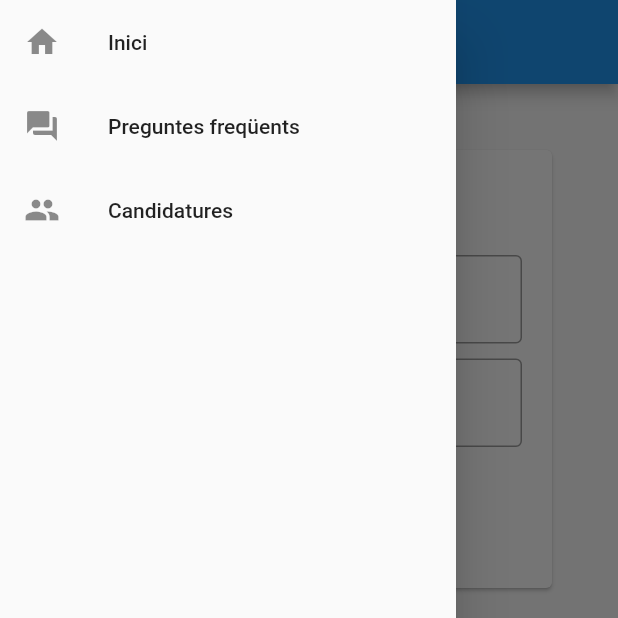
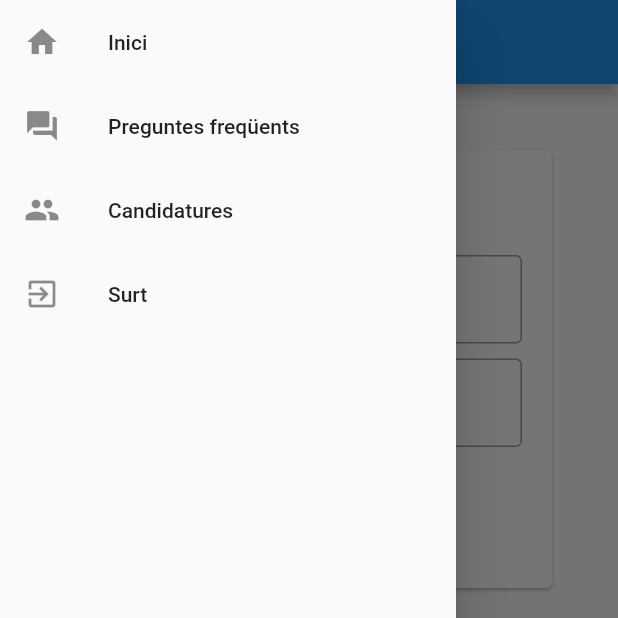
Before and after one commit to oriolf/bella-ciao, a Flutter app: the screen it shows after launch, with the side drawer open, on a phone screen of 412 x 824 dp, the top half of it. Run offline on Flutter 3.47's test engine with Material 2 defaults, Android fonts, the phone set to English and light mode, and no system bars; accounts and stored records are empty.

Commit message:
Added global provider so every place in the application knows whether we are logged in.

```diff
--- a/frontend/lib/main.dart
+++ b/frontend/lib/main.dart
@@ -1,4 +1,5 @@
 import 'package:flutter/material.dart';
+import 'package:provider/provider.dart';
 import 'package:bella_ciao/api.dart';
 
 void main() {
@@ -8,27 +9,41 @@ void main() {
 class BellaCiao extends StatelessWidget {
   @override
   Widget build(BuildContext context) {
+    return MultiProvider(
+      providers: [
+        ChangeNotifierProvider(create: (_) => JWT()),
+      ],
+      child: Consumer<JWT>(
+        builder: (context, jwt, _) {
           return MaterialApp(
             title: 'Bella Ciao',
             theme: ThemeData(
               primarySwatch: Colors.blue,
               visualDensity: VisualDensity.adaptivePlatformDensity,
             ),
-      home: HomePage(),
+            home: HomePage(jwt: jwt),
+          );
+        },
+      ),
     );
   }
 }
 
 class Page extends StatelessWidget {
-  Page({this.title, this.body});
+  Page({this.title, this.body, this.jwt});
 
   final String title;
   final Widget body;
+  final JWT jwt;
 
   Function _navigate(BuildContext context, Function builder) {
     return () {
       Navigator.of(context).pop();
-      Navigator.of(context).push(MaterialPageRoute(builder: builder));
+      Navigator.of(context).push(MaterialPageRoute(
+          builder: (context) => ChangeNotifierProvider.value(
+                value: jwt,
+                child: builder(context),
+              )));
     };
   }
 
@@ -36,26 +51,35 @@ class Page extends StatelessWidget {
   Widget build(BuildContext context) {
     return Scaffold(
       appBar: AppBar(
-        title: Text(title),
+        title: Text(title + (jwt.user != null ? " logged" : "")),
       ),
       drawer: Drawer(
         child: ListView(children: <Widget>[
           ListTile(
             leading: Icon(Icons.home),
             title: Text("Inici"),
-            onTap: _navigate(context, (BuildContext context) => HomePage()),
+            onTap: _navigate(
+                context, (BuildContext context) => HomePage(jwt: jwt)),
           ),
           ListTile(
             leading: Icon(Icons.question_answer),
             title: Text("Preguntes freqüents"),
-            onTap: _navigate(context, (BuildContext context) => FAQPage()),
+            onTap:
+                _navigate(context, (BuildContext context) => FAQPage(jwt: jwt)),
           ),
           ListTile(
             leading: Icon(Icons.people),
             title: Text("Candidatures"),
-            onTap:
-                _navigate(context, (BuildContext context) => CandidatesPage()),
+            onTap: _navigate(
+                context, (BuildContext context) => CandidatesPage(jwt: jwt)),
           ),
+          ListTile(
+              leading: Icon(Icons.exit_to_app),
+              title: Text("Surt"),
+              onTap: () {
+                Provider.of<JWT>(context, listen: false).invalidateUser();
+                Navigator.of(context).pop();
+              }),
         ]),
       ),
       body: SingleChildScrollView(
@@ -69,15 +93,26 @@ class Page extends StatelessWidget {
 }
 
 class HomePage extends StatelessWidget {
+  HomePage({this.jwt});
+
+  final JWT jwt;
+
   @override
   Widget build(BuildContext context) {
+    var children = <Widget>[
+      LoginForm(),
+    ];
+    if (jwt.user != null) {
+      children = <Widget>[
+        Center(child: Text("You are logged in!")),
+      ];
+    }
     return Page(
+      jwt: jwt,
       title: "Inici",
       body: Column(
         crossAxisAlignment: CrossAxisAlignment.stretch,
-        children: [
-          LoginForm(),
-        ],
+        children: children,
       ),
     );
   }
@@ -154,12 +189,14 @@ class _LoginFormState extends State<LoginForm> {
         });
   }
 
-  Widget _buildSubmitButton() {
+  Widget _buildSubmitButton(BuildContext context) {
     return FlatButton(
       child: Text(_title),
       color: Colors.blue,
       textColor: Colors.white,
-      onPressed: _login,
+      onPressed: () {
+        _login(context);
+      },
     );
   }
 
@@ -175,7 +212,7 @@ class _LoginFormState extends State<LoginForm> {
     );
   }
 
-  _login() async {
+  _login(BuildContext context) async {
     if (_formKey.currentState.validate()) {
       setState(() {
         _errorText = "";
@@ -193,10 +230,18 @@ class _LoginFormState extends State<LoginForm> {
         var user = await API.login(
             _idController.value.text, _passwordController.value.text);
 
+        try {
+          var jwt = Provider.of<JWT>(context, listen: false);
           if (user == null) {
             setState(() {
               _errorText = "Could not log in";
             });
+            jwt.invalidateUser();
+          } else {
+            jwt.updateUser(user);
+          }
+        } catch (e) {
+          print("CATCHED: $e");
         }
       }
     }
@@ -217,11 +262,11 @@ class _LoginFormState extends State<LoginForm> {
       children.add(SizedBox(height: 10));
       children.add(_buildNameInput());
       children.add(Text(_errorText));
-      children.add(_buildSubmitButton());
+      children.add(_buildSubmitButton(context));
     } else {
       children.add(Text(_errorText));
       children.add(Row(children: <Widget>[
-        _buildSubmitButton(),
+        _buildSubmitButton(context),
         _buildRegisterButton(),
       ]));
     }
@@ -246,6 +291,9 @@ class FAQ {
 }
 
 class FAQPage extends StatelessWidget {
+  FAQPage({this.jwt});
+
+  final JWT jwt;
   final List<FAQ> qas = [
     FAQ(question: "Question one", answer: "Answer one"),
     FAQ(question: "Question two", answer: "Answer two"),
@@ -268,6 +316,7 @@ class FAQPage extends StatelessWidget {
   @override
   Widget build(BuildContext context) {
     return Page(
+      jwt: jwt,
       title: "FAQ",
       body: Column(
         crossAxisAlignment: CrossAxisAlignment.stretch,
@@ -278,9 +327,32 @@ class FAQPage extends StatelessWidget {
 }
 
 class CandidatesPage extends StatelessWidget {
+  CandidatesPage({this.jwt});
+
+  final JWT jwt;
+
   @override
   Widget build(BuildContext context) {
     return Page(
-        title: "Candidatures", body: Center(child: Text("Candidatures")));
+      jwt: jwt,
+      title: "Candidatures",
+      body: Center(child: Text("Candidatures")),
+    );
   }
 }
+
+class JWT with ChangeNotifier {
+  User _user;
+
+  User get user => _user;
+
+  updateUser(User u) {
+    _user = u;
+    notifyListeners();
+  }
+
+  invalidateUser() {
+    _user = null;
+    notifyListeners();
+  }
+}
--- a/frontend/pubspec.yaml
+++ b/frontend/pubspec.yaml
@@ -28,6 +28,7 @@ dependencies:
   # The following adds the Cupertino Icons font to your application.
   # Use with the CupertinoIcons class for iOS style icons.
   http: ^0.12.0+4
+  provider: ^4.0.5
 
 dev_dependencies:
   flutter_test:
```
Also changed, not shown: frontend/pubspec.lock. Lines whose indentation alone changed are shown as unchanged.
